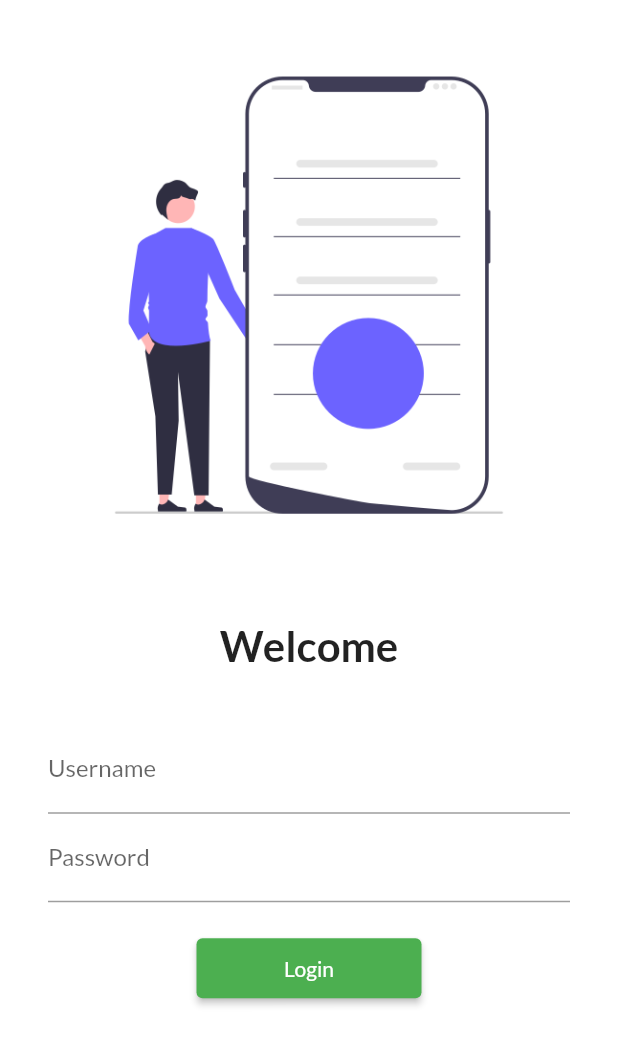
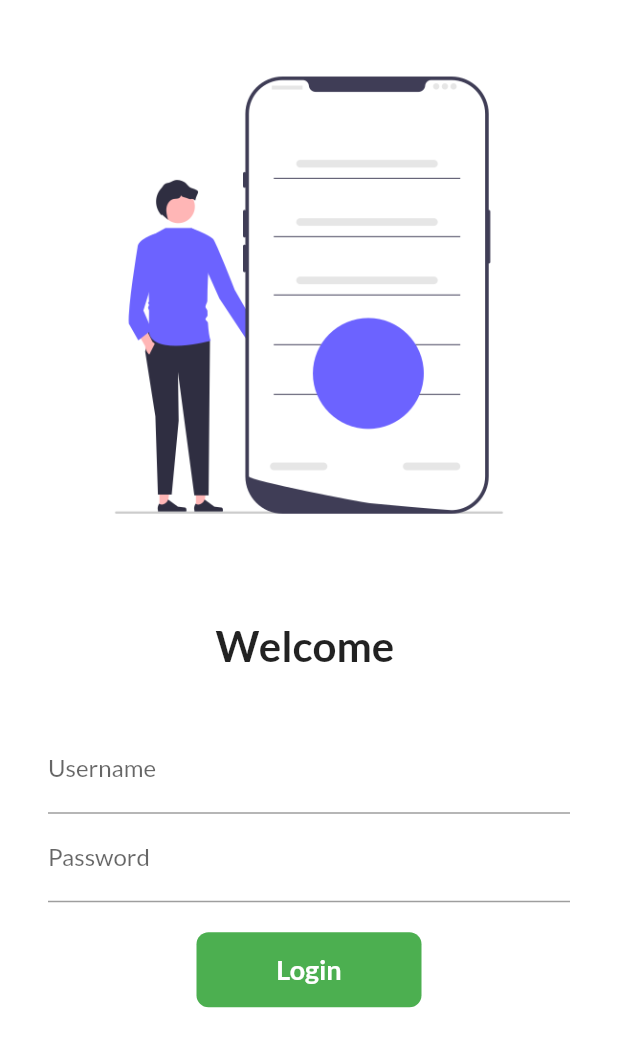
Before and after one commit to KushagraGoel-arad/8-hrsOfFlutterRevision, a Flutter app: the LoginPage screen opened by its route, on a phone screen of 412 x 824 dp. Shown: the top 1047 px of the screen. Run offline on Flutter 3.47's test engine with Material 2 defaults, Android fonts, the light colour scheme and no system bars; our stand-ins replace google_fonts.

Commit message:
day 6 completed

```diff
--- a/codepurpractice/lib/pages/login_page.dart
+++ b/codepurpractice/lib/pages/login_page.dart
@@ -1,8 +1,17 @@
 import 'package:codepurpractice/utilities/routes.dart';
 import 'package:flutter/material.dart';
 
-class LoginPage extends StatelessWidget {
+class LoginPage extends StatefulWidget {
   const LoginPage({Key? key}) : super(key: key);
+//stateless widget has one class while stateful widget has two classes.
+  @override
+  State<LoginPage> createState() => _LoginPageState();
+}
+
+//_ means it is a private class
+class _LoginPageState extends State<LoginPage> {
+  String name = "";
+  bool changeButton = false;
 
   @override
   Widget build(BuildContext context) {
@@ -19,7 +28,7 @@
                 height: 20.0,
               ),
               Text(
-                "Welcome",
+                "Welcome $name",
                 style: TextStyle(
                   fontSize: 28,
                   fontWeight: FontWeight.bold,
@@ -38,6 +47,13 @@
                         hintText: "Enter Username",
                         labelText: "Username",
                       ),
+                      onChanged: (value) {
+                        name = value;
+                        setState(() {
+                          //it will change UI
+                          //it will call build method again only in case of stateful widget.
+                        });
+                      },
                     ),
                     TextFormField(
                       obscureText: true,
@@ -49,14 +65,52 @@
                     SizedBox(
                       height: 20.0,
                     ),
-                    ElevatedButton(
-                      onPressed: () {
-                        print("Hi User");
+
+                    InkWell(
+                      onTap: () async {
+                        setState(() {
+                          changeButton = true;
+                        });
+
+                        await Future.delayed(Duration(seconds: 1));
                         Navigator.pushNamed(context, MyRoutes.homeRoute);
                       },
-                      child: Text("Login"),
-                      style: TextButton.styleFrom(minimumSize: Size(150, 40)),
-                    )
+                      child: AnimatedContainer(
+                        duration: Duration(seconds: 1),
+                        height: 50,
+                        width: changeButton ? 50 : 150,
+                        alignment: Alignment.center,
+                        child: changeButton
+                            ? Icon(
+                                Icons.done,
+                                color: Colors.white,
+                              )
+                            : Text(
+                                "Login",
+                                style: TextStyle(
+                                    color: Colors.white,
+                                    fontWeight: FontWeight.bold,
+                                    fontSize: 18),
+                              ),
+                        decoration: BoxDecoration(
+                          color: Colors.green,
+                          // //shape: changeButton
+                          //     ? BoxShape.circle
+                          // //  : BoxShape.rectangle,
+                          borderRadius:
+                              BorderRadius.circular(changeButton ? 27 : 8),
+                        ),
+                      ),
+                    ),
+
+                    //   ElevatedButton(
+                    //     onPressed: () {
+                    //       print("Hi User");
+                    //       Navigator.pushNamed(context, MyRoutes.homeRoute);
+                    //     },
+                    //     child: Text("Login"),
+                    //     style: TextButton.styleFrom(minimumSize: Size(150, 40)),
+                    //   )
                   ],
                 ),
               )
```
